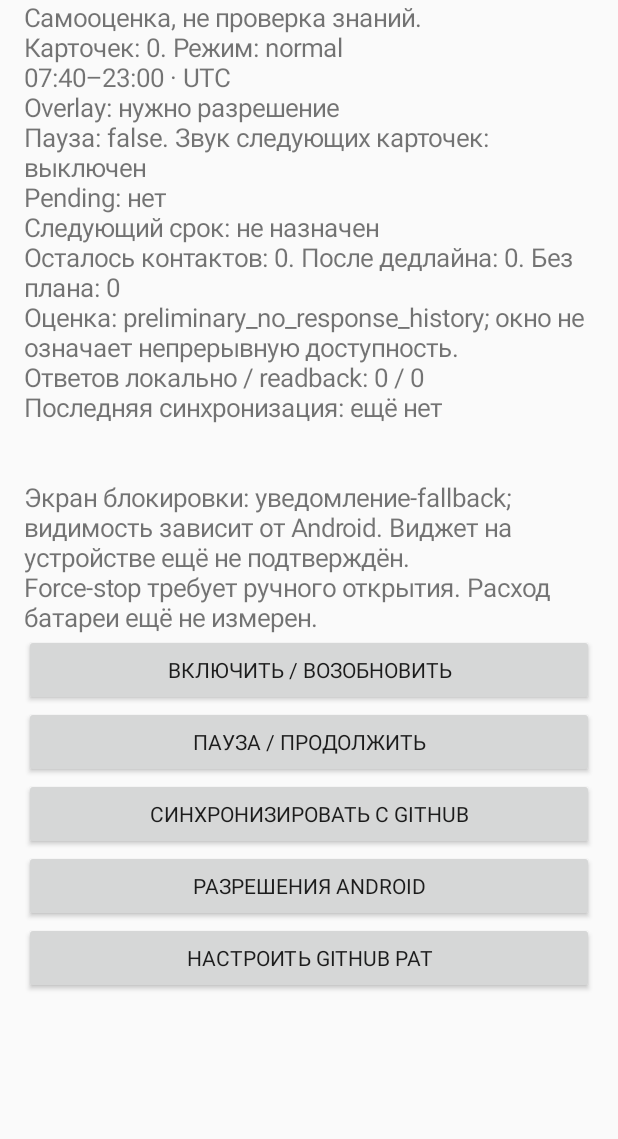
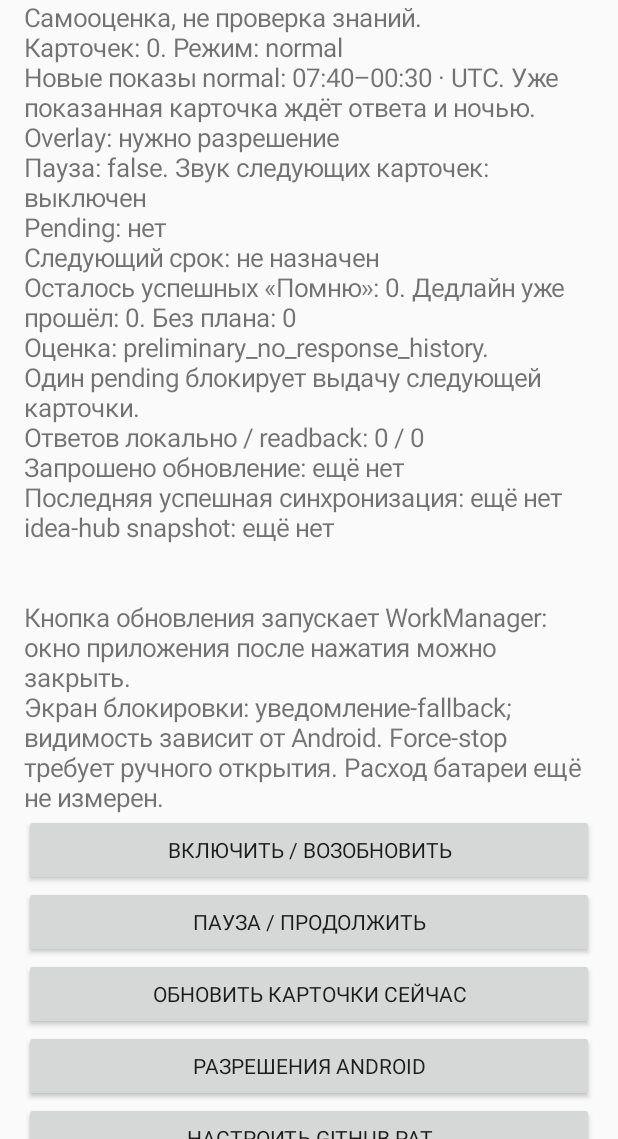
Before and after one commit to onedayonemasterpiece/repeat-it, an Android app: the screen it shows after launch (MainActivity), on a phone screen of 412 x 824 dp, the part 97-1236 px from its top. Run offline under Robolectric (Android 15) with nearby library versions, the light colour scheme and no system bars; 3 statements that could not run were skipped.

Commit message:
Make fresh-card sync explicit on every app return

```diff
--- a/app/src/main/java/com/onedayonemasterpiece/repeatit/MainActivity.java
+++ b/app/src/main/java/com/onedayonemasterpiece/repeatit/MainActivity.java
@@ -19,11 +19,10 @@ public final class MainActivity extends Activity {
     @Override public void onCreate(Bundle b){
         super.onCreate(b);getWindow().addFlags(WindowManager.LayoutParams.FLAG_SECURE);store=Store.get(this);
         LinearLayout page=new LinearLayout(this);page.setOrientation(LinearLayout.VERTICAL);page.setPadding(24,32,24,32);
-        TextView title=new TextView(this);title.setText("Повторение");title.setTextSize(32);page.addView(title);
-        status=new TextView(this);status.setTextSize(17);page.addView(status);
+        TextView title=new TextView(this);title.setText("Повторение");title.setTextSize(32);page.addView(title);status=new TextView(this);status.setTextSize(17);page.addView(status);
         button(page,"Включить / возобновить",()->{store.put("enabled","true");store.put("paused","false");Delivery.start(this);Delivery.arm(this);renderStatus();});
         button(page,"Пауза / продолжить",()->{store.put("paused",String.valueOf(!store.value("paused","false").equals("true")));sendBroadcast(new Intent(Delivery.CHANGED).setPackage(getPackageName()));renderStatus();});
-        button(page,"Синхронизировать с GitHub",()->{SyncWorker.configure(this,true);renderStatus();});
+        button(page,"Обновить карточки сейчас",()->{SyncWorker.configure(this,true);renderStatus();});
         button(page,"Разрешения Android",()->new AlertDialog.Builder(this).setTitle("Для автономного показа")
             .setItems(new String[]{"Поверх других приложений","Уведомления","Точный ближайший сигнал"},(dialog,index)->{
                 if(index==0)startActivity(new Intent(Settings.ACTION_MANAGE_OVERLAY_PERMISSION,Uri.parse("package:"+getPackageName())));
@@ -34,35 +33,31 @@ public final class MainActivity extends Activity {
             EditText entry=new EditText(this);entry.setInputType(InputType.TYPE_CLASS_TEXT|InputType.TYPE_TEXT_VARIATION_PASSWORD);entry.setSingleLine();entry.setImportantForAutofill(View.IMPORTANT_FOR_AUTOFILL_NO);
             AlertDialog dialog=new AlertDialog.Builder(this).setTitle("Fine-grained PAT только для idea-hub")
                 .setMessage("Contents: read/write. GitHub ограничивает ключ репозиторием, не папкой. Приложение читает learning/ и пишет только свой progress. Ключ не передаётся в журнал или резервную копию.")
-                .setView(entry).setPositiveButton("Сохранить",(d,w)->{
-                    try{new TokenVault(this).save(entry.getText().toString());entry.getText().clear();SyncWorker.configure(this,true);}
-                    catch(Exception e){entry.getText().clear();store.put("sync_error","token_save_failed:"+e.getClass().getSimpleName());}renderStatus();
-                }).setNegativeButton("Отмена",(d,w)->entry.getText().clear()).create();dialog.show();dialog.getWindow().addFlags(WindowManager.LayoutParams.FLAG_SECURE);
+                .setView(entry).setPositiveButton("Сохранить",(d,w)->{try{new TokenVault(this).save(entry.getText().toString());entry.getText().clear();SyncWorker.configure(this,true);}catch(Exception e){entry.getText().clear();store.put("sync_error","token_save_failed:"+e.getClass().getSimpleName());}renderStatus();})
+                .setNegativeButton("Отмена",(d,w)->entry.getText().clear()).create();dialog.show();dialog.getWindow().addFlags(WindowManager.LayoutParams.FLAG_SECURE);
         });
-        ScrollView scroll=new ScrollView(this);scroll.addView(page);setContentView(scroll);
-        ContextCompat.registerReceiver(this,changed,new IntentFilter(Delivery.CHANGED),ContextCompat.RECEIVER_NOT_EXPORTED);
-        SyncWorker.configure(this,true);
+        ScrollView scroll=new ScrollView(this);scroll.addView(page);setContentView(scroll);ContextCompat.registerReceiver(this,changed,new IntentFilter(Delivery.CHANGED),ContextCompat.RECEIVER_NOT_EXPORTED);
     }
     private void button(LinearLayout parent,String label,Runnable action){Button b=new Button(this);b.setText(label);b.setOnClickListener(v->action.run());parent.addView(b);}
     private void renderStatus(){
-        Engine.Decision d=store.decision();Store.Pending p=store.pending();
-        StringBuilder s=new StringBuilder("Самооценка, не проверка знаний.\n");
+        Engine.Decision d=store.decision();Store.Pending p=store.pending();StringBuilder s=new StringBuilder("Самооценка, не проверка знаний.\n");
         s.append("Карточек: ").append(store.cards().size()).append(". Режим: ").append(store.mode()).append("\n");
-        s.append("07:40–23:00 · ").append(java.time.ZoneId.systemDefault()).append("\n");
+        s.append("Новые показы normal: 07:40–00:30 · ").append(java.time.ZoneId.systemDefault()).append(". Уже показанная карточка ждёт ответа и ночью.\n");
         s.append("Overlay: ").append(Settings.canDrawOverlays(this)?"разрешён":"нужно разрешение").append("\n");
         s.append("Пауза: ").append(store.value("paused","false")).append(". Звук следующих карточек: ").append(store.sound()?"включён":"выключен").append("\n");
-        s.append("Pending: ").append(p==null?"нет":p.id).append("\n");
-        s.append("Следующий срок: ").append(d.due==null?"не назначен":d.due.atZone(java.time.ZoneId.systemDefault())).append("\n");
-        s.append("Осталось контактов: ").append(d.remaining).append(". После дедлайна: ").append(d.expired).append(". Без плана: ").append(d.withoutPlan).append("\n");
-        if(d.loads!=null)for(Engine.Load load:d.loads)s.append("До ").append(load.deadline).append(": ").append(load.cumulative).append(" контактов; расчётный темп ").append((load.requiredPerAllowedHour==null?"нет разрешённого времени":String.format(java.util.Locale.ROOT,"%.2f",load.requiredPerAllowedHour))).append(" за час разрешённого окна.\n");
-        s.append("Оценка: ").append(d.feasibility).append("; окно не означает непрерывную доступность.\n");
+        s.append("Pending: ").append(p==null?"нет":p.id).append("\n");s.append("Следующий срок: ").append(d.due==null?"не назначен":d.due.atZone(java.time.ZoneId.systemDefault())).append("\n");
+        s.append("Осталось успешных «Помню»: ").append(d.remaining).append(". Дедлайн уже прошёл: ").append(d.expired).append(". Без плана: ").append(d.withoutPlan).append("\n");
+        if(d.loads!=null)for(Engine.Load load:d.loads)s.append("До ").append(load.deadline).append(": ").append(load.cumulative).append(" успешных повторений; расчётный темп ").append((load.requiredPerAllowedHour==null?"нет разрешённого времени":String.format(java.util.Locale.ROOT,"%.2f",load.requiredPerAllowedHour))).append(" за час окна новых показов.\n");
+        s.append("Оценка: ").append(d.feasibility).append(". Один pending блокирует выдачу следующей карточки.\n");
         s.append("Ответов локально / readback: ").append(store.eventCount(false)).append(" / ").append(store.eventCount(true)).append("\n");
-        s.append("Последняя синхронизация: ").append(store.value("last_sync","ещё нет")).append("\n");
+        s.append("Запрошено обновление: ").append(store.value("sync_requested_at","ещё нет")).append("\n");
+        s.append("Последняя успешная синхронизация: ").append(store.value("last_sync","ещё нет")).append("\n");
+        s.append("idea-hub snapshot: ").append(store.value("last_sync_source_sha","ещё нет")).append("\n");
         s.append(store.value("sync_error","")).append("\n").append(store.value("delivery_error","")).append("\n");
-        s.append("Экран блокировки: уведомление-fallback; видимость зависит от Android. Виджет на устройстве ещё не подтверждён.\n");
-        s.append("Force-stop требует ручного открытия. Расход батареи ещё не измерен.");status.setText(s);
+        s.append("Кнопка обновления запускает WorkManager: окно приложения после нажатия можно закрыть.\n");
+        s.append("Экран блокировки: уведомление-fallback; видимость зависит от Android. Force-stop требует ручного открытия. Расход батареи ещё не измерен.");status.setText(s);
     }
-    @Override protected void onResume(){super.onResume();visible=true;sendBroadcast(new Intent(Delivery.CHANGED).setPackage(getPackageName()));Delivery.start(this);renderStatus();}
+    @Override protected void onResume(){super.onResume();visible=true;SyncWorker.configure(this,true);sendBroadcast(new Intent(Delivery.CHANGED).setPackage(getPackageName()));Delivery.start(this);renderStatus();}
     @Override protected void onPause(){visible=false;sendBroadcast(new Intent(Delivery.CHANGED).setPackage(getPackageName()));super.onPause();}
     @Override protected void onDestroy(){unregisterReceiver(changed);super.onDestroy();}
 }
```
